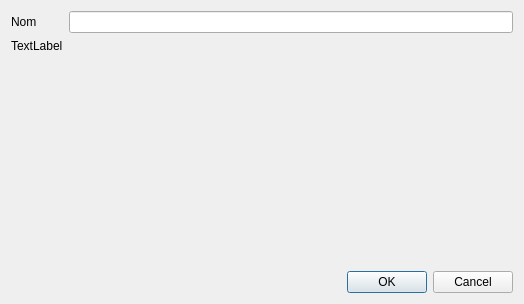
Above: ProjetVaR_Software/GUI/NewPortfolioDialog.ui from pchaigno/varsoft before the change. Below: the same form after it.
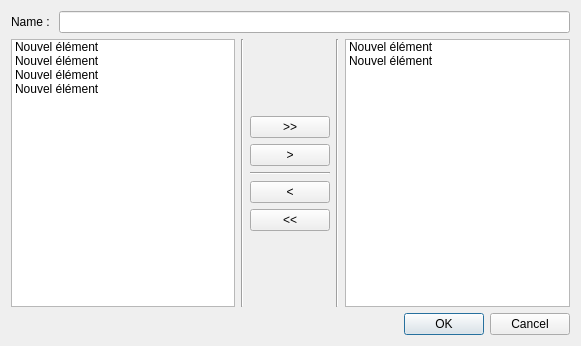
That is the form after the change.

Commit message: more widgets in Newportfolio window and more menus in MainWindow

Diff of the .ui file:
```diff
--- a/ProjetVaR_Software/GUI/NewPortfolioDialog.ui
+++ b/ProjetVaR_Software/GUI/NewPortfolioDialog.ui
@@ -6,8 +6,8 @@
    <rect>
     <x>0</x>
     <y>0</y>
-    <width>524</width>
-    <height>304</height>
+    <width>581</width>
+    <height>346</height>
    </rect>
   </property>
   <property name="windowTitle">
@@ -15,24 +15,169 @@
   </property>
   <layout class="QVBoxLayout" name="verticalLayout">
    <item>
-    <layout class="QFormLayout" name="formLayout">
-     <item row="0" column="0">
-      <widget class="QLabel" name="namelabel">
+    <layout class="QHBoxLayout" name="horizontalLayout_2">
+     <property name="topMargin">
+      <number>0</number>
+     </property>
+     <item>
+      <widget class="QLabel" name="label">
        <property name="text">
-        <string>Nom</string>
+        <string>Name : </string>
        </property>
       </widget>
      </item>
-     <item row="0" column="1">
-      <widget class="QLineEdit" name="lineEdit"/>
+     <item>
+      <widget class="QLineEdit" name="lineEdit">
+       <property name="sizePolicy">
+        <sizepolicy hsizetype="Expanding" vsizetype="Fixed">
+         <horstretch>0</horstretch>
+         <verstretch>0</verstretch>
+        </sizepolicy>
+       </property>
+      </widget>
      </item>
-     <item row="1" column="0">
-      <widget class="QLabel" name="compositionlabel">
-       <property name="text">
-        <string>TextLabel</string>
+    </layout>
+   </item>
+   <item>
+    <layout class="QHBoxLayout" name="horizontalLayout">
+     <item>
+      <widget class="QListWidget" name="leftAssets">
+       <item>
+        <property name="text">
+         <string>Nouvel élément</string>
+        </property>
+       </item>
+       <item>
+        <property name="text">
+         <string>Nouvel élément</string>
+        </property>
+       </item>
+       <item>
+        <property name="text">
+         <string>Nouvel élément</string>
+        </property>
+       </item>
+       <item>
+        <property name="text">
+         <string>Nouvel élément</string>
+        </property>
+       </item>
+      </widget>
+     </item>
+     <item>
+      <widget class="Line" name="line">
+       <property name="orientation">
+        <enum>Qt::Vertical</enum>
        </property>
       </widget>
      </item>
+     <item>
+      <layout class="QVBoxLayout" name="verticalLayout_2">
+       <property name="sizeConstraint">
+        <enum>QLayout::SetDefaultConstraint</enum>
+       </property>
+       <property name="rightMargin">
+        <number>0</number>
+       </property>
+       <property name="bottomMargin">
+        <number>0</number>
+       </property>
+       <item>
+        <spacer name="verticalSpacer_2">
+         <property name="orientation">
+          <enum>Qt::Vertical</enum>
+         </property>
+         <property name="sizeHint" stdset="0">
+          <size>
+           <width>20</width>
+           <height>40</height>
+          </size>
+         </property>
+        </spacer>
+       </item>
+       <item>
+        <widget class="QPushButton" name="allRightButton">
+         <property name="text">
+          <string>&gt;&gt;</string>
+         </property>
+        </widget>
+       </item>
+       <item>
+        <widget class="QPushButton" name="rightButton">
+         <property name="sizePolicy">
+          <sizepolicy hsizetype="Minimum" vsizetype="Fixed">
+           <horstretch>0</horstretch>
+           <verstretch>0</verstretch>
+          </sizepolicy>
+         </property>
+         <property name="baseSize">
+          <size>
+           <width>0</width>
+           <height>0</height>
+          </size>
+         </property>
+         <property name="text">
+          <string>&gt;</string>
+         </property>
+        </widget>
+       </item>
+       <item>
+        <widget class="Line" name="line_3">
+         <property name="orientation">
+          <enum>Qt::Horizontal</enum>
+         </property>
+        </widget>
+       </item>
+       <item>
+        <widget class="QPushButton" name="leftButton">
+         <property name="text">
+          <string>&lt;</string>
+         </property>
+        </widget>
+       </item>
+       <item>
+        <widget class="QPushButton" name="allLeftButton">
+         <property name="text">
+          <string>&lt;&lt;</string>
+         </property>
+        </widget>
+       </item>
+       <item>
+        <spacer name="verticalSpacer">
+         <property name="orientation">
+          <enum>Qt::Vertical</enum>
+         </property>
+         <property name="sizeHint" stdset="0">
+          <size>
+           <width>20</width>
+           <height>40</height>
+          </size>
+         </property>
+        </spacer>
+       </item>
+      </layout>
+     </item>
+     <item>
+      <widget class="Line" name="line_2">
+       <property name="orientation">
+        <enum>Qt::Vertical</enum>
+       </property>
+      </widget>
+     </item>
+     <item>
+      <widget class="QListWidget" name="rightAssets">
+       <item>
+        <property name="text">
+         <string>Nouvel élément</string>
+        </property>
+       </item>
+       <item>
+        <property name="text">
+         <string>Nouvel élément</string>
+        </property>
+       </item>
+      </widget>
+     </item>
     </layout>
    </item>
    <item>
```
Left out of the diff: 34 changed lines with no effect on the pictures. The commit also changes 2 other files.
